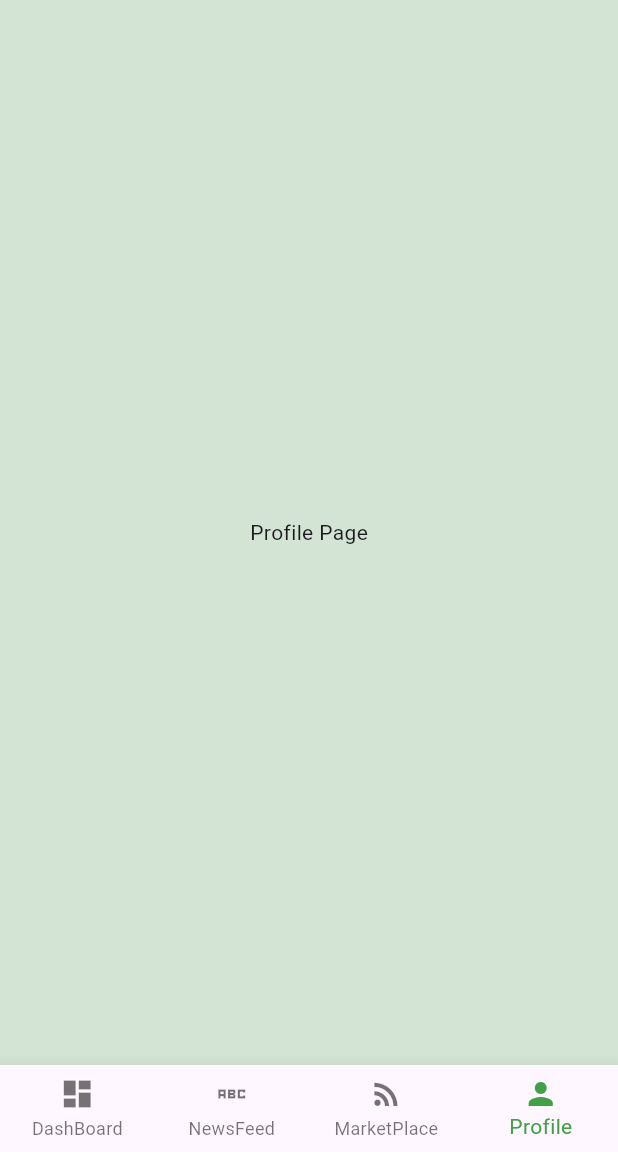
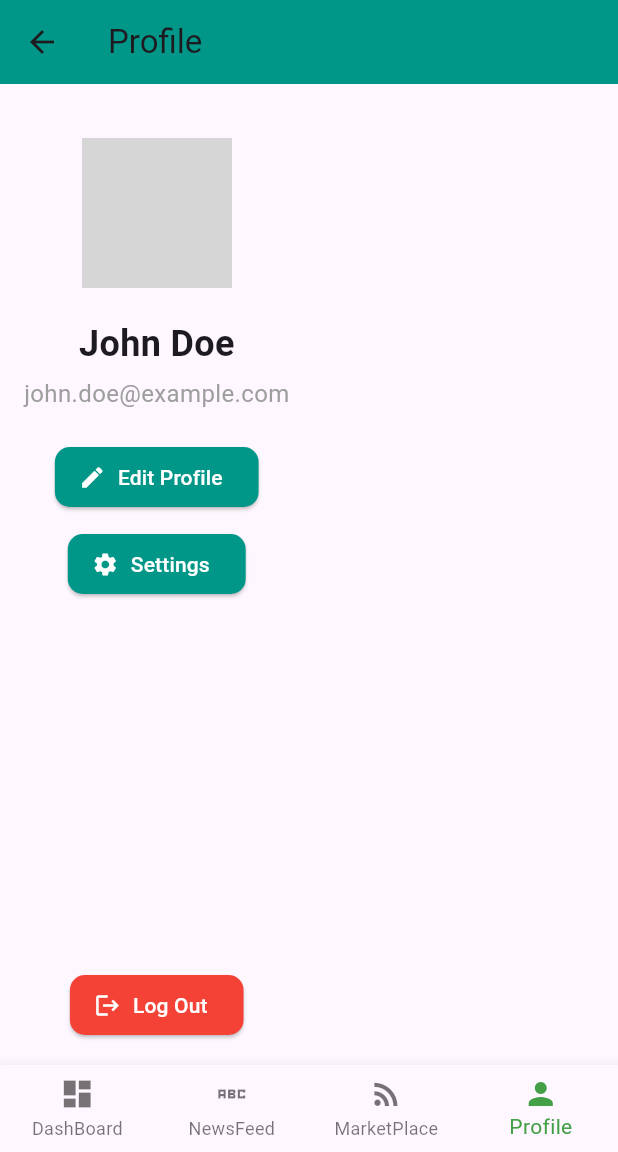
Before and after one commit to ST60002CEM/batch32a-Jemnish, a Flutter app: the DashboardScreen screen opened directly, item 4 of the bottom bar chosen, on a phone screen of 412 x 824 dp, the part 84-1236 px from its top. Run offline on Flutter 3.47's test engine with Material 3 defaults, Android fonts, the phone set to English and light mode, and no system bars; our stand-ins replace flutter_svg; network calls fail; grey boxes are pictures that could not be loaded.

Commit message:
started work on profile screen

```diff
--- a/lib/app/app.dart
+++ b/lib/app/app.dart
@@ -1,4 +1,4 @@
-import 'package:final_assignment/screen/splash_screens/splash_screen.dart';
+import 'package:final_assignment/screen/dashboard_screen.dart';
 import 'package:flutter/material.dart';
 
 class App extends StatelessWidget {
@@ -8,7 +8,7 @@ class App extends StatelessWidget {
   Widget build(BuildContext context) {
     return const MaterialApp(
       // themes
-      home: SplashScreen(),
+      home: DashboardScreen(),
     );
   }
 }
--- a/lib/screen/bottom_screens/profile_screen.dart
+++ b/lib/screen/bottom_screens/profile_screen.dart
@@ -5,6 +5,86 @@ class ProfileScreen extends StatelessWidget {
 
   @override
   Widget build(BuildContext context) {
-    return const Center(child: Text('Profile Page'));
+    return Scaffold(
+      appBar: AppBar(
+        title: const Text('Profile'),
+        backgroundColor: Colors.teal,
+      ),
+      body: Padding(
+        padding: const EdgeInsets.all(16.0),
+        child: Column(
+          crossAxisAlignment: CrossAxisAlignment.center,
+          children: [
+            const SizedBox(height: 20),
+            const CircleAvatar(
+              radius: 50,
+              backgroundImage:
+                  NetworkImage('https://www.example.com/profile_pic.jpg'),
+            ),
+            const SizedBox(height: 20),
+            const Text(
+              'John Doe',
+              style: TextStyle(
+                fontSize: 24,
+                fontWeight: FontWeight.bold,
+              ),
+            ),
+            const SizedBox(height: 5),
+            const Text(
+              'john.doe@example.com',
+              style: TextStyle(
+                fontSize: 16,
+                color: Colors.grey,
+              ),
+            ),
+            const SizedBox(height: 20),
+            ElevatedButton.icon(
+              onPressed: () {},
+              icon: const Icon(Icons.edit),
+              label: const Text('Edit Profile'),
+              style: ElevatedButton.styleFrom(
+                foregroundColor: Colors.white,
+                backgroundColor: Colors.teal,
+                shape: RoundedRectangleBorder(
+                  borderRadius: BorderRadius.circular(10),
+                ),
+              ),
+            ),
+            const SizedBox(height: 10),
+            ElevatedButton.icon(
+              onPressed: () {},
+              icon: const Icon(Icons.settings),
+              label: const Text('Settings'),
+              style: ElevatedButton.styleFrom(
+                foregroundColor: Colors.white,
+                backgroundColor: Colors.teal,
+                shape: RoundedRectangleBorder(
+                  borderRadius: BorderRadius.circular(10),
+                ),
+              ),
+            ),
+            const Spacer(),
+            ElevatedButton.icon(
+              onPressed: () {},
+              icon: const Icon(Icons.logout),
+              label: const Text('Log Out'),
+              style: ElevatedButton.styleFrom(
+                foregroundColor: Colors.white,
+                backgroundColor: Colors.red,
+                shape: RoundedRectangleBorder(
+                  borderRadius: BorderRadius.circular(10),
+                ),
+              ),
+            ),
+          ],
+        ),
+      ),
+    );
   }
 }
+
+void main() {
+  runApp(const MaterialApp(
+    home: ProfileScreen(),
+  ));
+}
```
